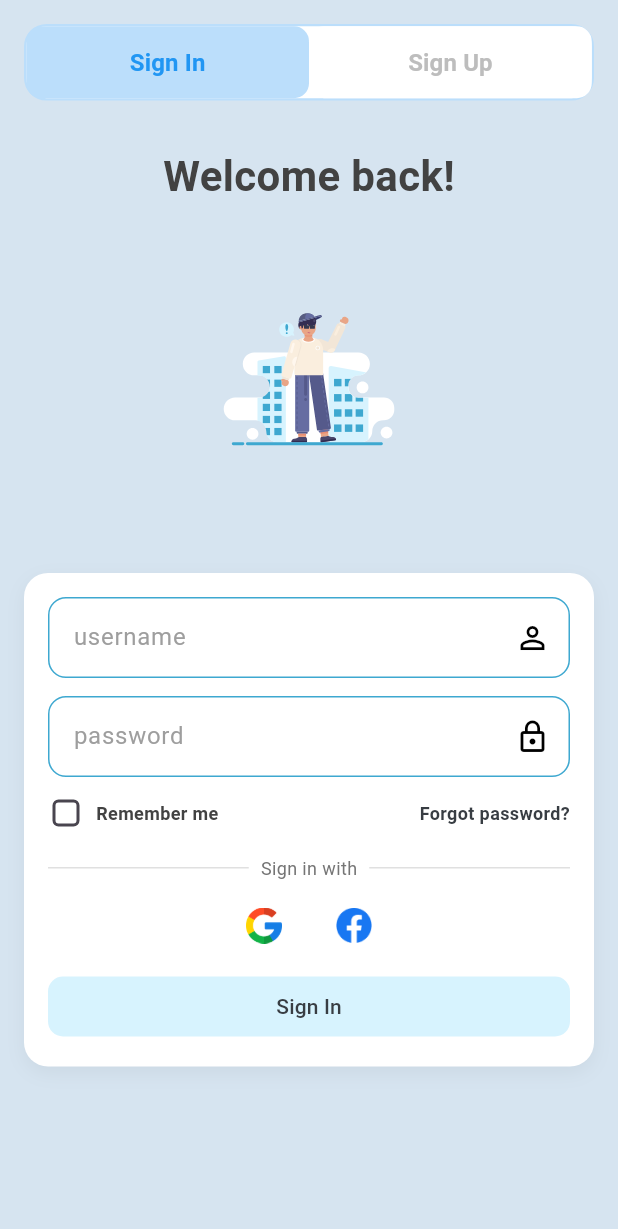
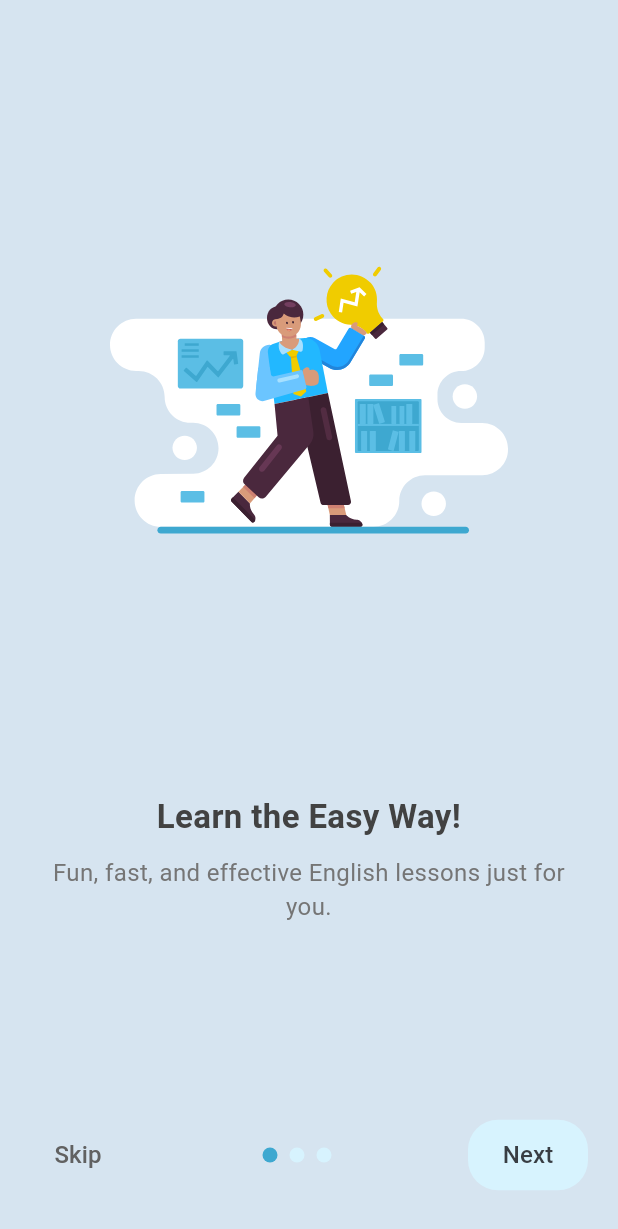
Before and after one commit to Attaroke57/user_ocean_learn_new, a Flutter app: the screen it shows after launch, on a phone screen of 412 x 824 dp. Shown: the top 1229 px of the screen. Run offline on Flutter 3.47's test engine with Material 3 defaults, Android fonts, the phone set to English and light mode, and no system bars; our stand-ins replace flutter_svg, get.

Commit message:
feat: [SKS] add SplashScreen and intropage, update routing to set it as initial route

```diff
--- /dev/null
+++ b/lib/Page/IntroPage/IntroPage.dart
@@ -0,0 +1,195 @@
+import 'package:flutter/material.dart';
+import 'package:get/get.dart';
+import 'package:user_ocean_learn/Page/IntroPage/IntroController.dart';
+import 'package:user_ocean_learn/Routing/ocean_learn_route.dart';
+import 'package:user_ocean_learn/Widgets/ColorPallete.dart';
+import 'package:user_ocean_learn/Widgets/mybutton.dart';
+import 'package:flutter_svg/flutter_svg.dart';
+
+class IntroPage extends StatelessWidget {
+  IntroPage({super.key});
+
+  final IntroController controller = Get.put(IntroController());
+
+  final List<Map<String, dynamic>> introData = [
+    {
+      "image": "Assets/images/intro1.svg",
+      "title": "Learn the Easy Way!",
+      "description": "Fun, fast, and effective English lessons just for you.",
+    },
+    {
+      "image": "Assets/images/intro2.svg",
+      "title": "Learn Anytime, Anywhere!",
+      "description": "Pick up where you left off, wherever you are.",
+    },
+    {
+      "image": "Assets/images/intro3.svg",
+      "title": "Pay Your Way!",
+      "description": "Simple, hassle-free payments so you can focus on learning.",
+    },
+  ];
+
+  @override
+  Widget build(BuildContext context) {
+    return Scaffold(
+      backgroundColor: netralcolor, // Light blue background as shown in the image
+      body: SafeArea(
+        child: Column(
+          children: [
+            Expanded(
+              child: PageView.builder(
+                controller: controller.pageController,
+                onPageChanged: controller.updatePage,
+                itemCount: introData.length,
+                itemBuilder: (context, index) {
+                  final item = introData[index];
+                  return _buildIntroSlide(
+                    image: item["image"],
+                    title: item["title"],
+                    description: item["description"],
+                    index: index,
+                  );
+                },
+              ),
+            ),
+            Padding(
+              padding: const EdgeInsets.symmetric(horizontal: 20, vertical: 30),
+              child: Row(
+                mainAxisAlignment: MainAxisAlignment.spaceBetween,
+                children: [
+                  // Skip button
+                  Obx(() => controller.currentPage.value < introData.length - 1
+                      ? TextButton(
+                          onPressed: () {
+                            // Skip to the last page
+                            controller.pageController.animateToPage(
+                              introData.length - 1,
+                              duration: Duration(milliseconds: 300),
+                              curve: Curves.easeInOut,
+                            );
+                          },
+                          child: Text(
+                            "Skip",
+                            style: TextStyle(
+                              color: Colors.grey.shade700,
+                              fontSize: 16,
+                            ),
+                          ),
+                        )
+                      : SizedBox(width: 80)), // Empty space to maintain alignment
+
+                  // Pagination dots
+                  Row(
+                    mainAxisAlignment: MainAxisAlignment.center,
+                    children: List.generate(
+                      introData.length,
+                      (index) => Obx(
+                        () => Container(
+                          margin: const EdgeInsets.symmetric(horizontal: 4.0),
+                          width: 10.0,
+                          height: 10.0,
+                          decoration: BoxDecoration(
+                            color: controller.currentPage.value == index
+                                ? primarycolor
+                                : secondarycolor,
+                            borderRadius: BorderRadius.circular(5.0),
+                          ),
+                        ),
+                      ),
+                    ),
+                  ),
+
+                  // Next/Start button
+                  Obx(
+                    () => Container(
+                      width: 80,
+                      child: ElevatedButton(
+                        onPressed: () {
+                          if (controller.currentPage.value < introData.length - 1) {
+                            controller.pageController.nextPage(
+                              duration: Duration(milliseconds: 300),
+                              curve: Curves.easeInOut,
+                            );
+                          } else {
+                            // Navigate to the login page when on the last slide
+                            Get.toNamed(OceanLearnRoutes.loginPage);
+                          }
+                        },
+                        style: ElevatedButton.styleFrom(
+                          backgroundColor: secondarycolor,
+                          foregroundColor: textcolor,
+                          elevation: 0,
+                          padding: EdgeInsets.symmetric(vertical: 12),
+                          shape: RoundedRectangleBorder(
+                            borderRadius: BorderRadius.circular(20),
+                          ),
+                        ),
+                        child: Text(
+                          controller.currentPage.value == introData.length - 1
+                              ? "Start"
+                              : "Next",
+                          style: TextStyle(
+                            fontSize: 16,
+                            fontWeight: FontWeight.w500,
+                          ),
+                        ),
+                      ),
+                    ),
+                  ),
+                ],
+              ),
+            ),
+          ],
+        ),
+      ),
+    );
+  }
+
+  Widget _buildIntroSlide({
+    required String image,
+    required String title,
+    required String description,
+    required int index,
+  }) {
+    return Column(
+      mainAxisAlignment: MainAxisAlignment.center,
+      children: [
+        Expanded(
+          child: Center(
+            child: SvgPicture.asset(
+              image,
+              width: 280,
+              height: 280,
+            ),
+          ),
+        ),
+        Padding(
+          padding: const EdgeInsets.symmetric(horizontal: 24.0),
+          child: Column(
+            children: [
+              Text(
+                title,
+                style: TextStyle(
+                  fontSize: 22,
+                  fontWeight: FontWeight.bold,
+                  color: Colors.grey.shade800,
+                ),
+                textAlign: TextAlign.center,
+              ),
+              SizedBox(height: 10),
+              Text(
+                description,
+                style: TextStyle(
+                  fontSize: 16,
+                  color: Colors.grey.shade600,
+                ),
+                textAlign: TextAlign.center,
+              ),
+              SizedBox(height: 100), // Space for the navigation elements below
+            ],
+          ),
+        ),
+      ],
+    );
+  }
+}
--- a/lib/Routing/oceab_learn_pages.dart
+++ b/lib/Routing/oceab_learn_pages.dart
@@ -2,11 +2,13 @@
 import 'package:get/get.dart';
 import 'package:user_ocean_learn/Dashboard/dashboard.dart';
 import 'package:user_ocean_learn/Page/HomePage/HomePage.dart';
+import 'package:user_ocean_learn/Page/IntroPage/IntroPage.dart';
 import 'package:user_ocean_learn/Page/LoginPage/LoginPage.dart';
 import 'package:user_ocean_learn/Page/ProfilePage/ProfilePage.dart';
 import 'package:user_ocean_learn/Page/ProfilePage/SubscriptionPage.dart';
 import 'package:user_ocean_learn/Page/RegisterPage/RegisterPage.dart';
 import 'package:user_ocean_learn/Page/SchedulePage/SchedulePage.dart';
+import 'package:user_ocean_learn/Page/SplashScreen/SplashScreen.dart';
 import 'package:user_ocean_learn/Routing/ocean_learn_route.dart';
 
 
@@ -20,6 +22,8 @@ class OceanLearnPages {
     GetPage(name: OceanLearnRoutes.schedulepage, page: () => SchedulePage()),
     GetPage(name: OceanLearnRoutes.RegisterScreen, page: () => RegisterScreen()),
     GetPage(name: OceanLearnRoutes.SubscriptionPage, page: () => SubscriptionPage()),
+    GetPage(name: OceanLearnRoutes.IntroPage, page: () => IntroPage()),
+    GetPage(name: OceanLearnRoutes.SplashScreen, page: () => SplashScreen()),
 
 
   ];
--- a/lib/Routing/ocean_learn_route.dart
+++ b/lib/Routing/ocean_learn_route.dart
@@ -1,3 +1,5 @@
+import 'package:user_ocean_learn/Page/SplashScreen/SplashScreen.dart';
+
 class OceanLearnRoutes {
   static const loginPage = "/login";
   static const dashboard = "/dashboard";
@@ -7,6 +9,7 @@ class OceanLearnRoutes {
   static const RegisterScreen = "/register";
   static const SubscriptionPage = "/subscription";
   static const IntroPage = "/intro";
+  static const SplashScreen = "/splashscreen";
 
 
 }
--- a/lib/main.dart
+++ b/lib/main.dart
@@ -16,7 +16,7 @@
     return GetMaterialApp(
       debugShowCheckedModeBanner: false,
       getPages: OceanLearnPages.pages,
-      initialRoute: OceanLearnRoutes.loginPage,
+      initialRoute: OceanLearnRoutes.SplashScreen,
 
     );
   }
```
Also changed, not shown: lib/Page/IntroPage/IntroController.dart (added, +31 -0 lines), lib/Page/SplashScreen/SplashController.dart (added, +44 -0 lines), lib/Page/SplashScreen/SplashScreen.dart (added, +42 -0 lines), Assets/images/intro1.svg (added), Assets/images/intro2.svg (added), Assets/images/intro3.svg (added).
